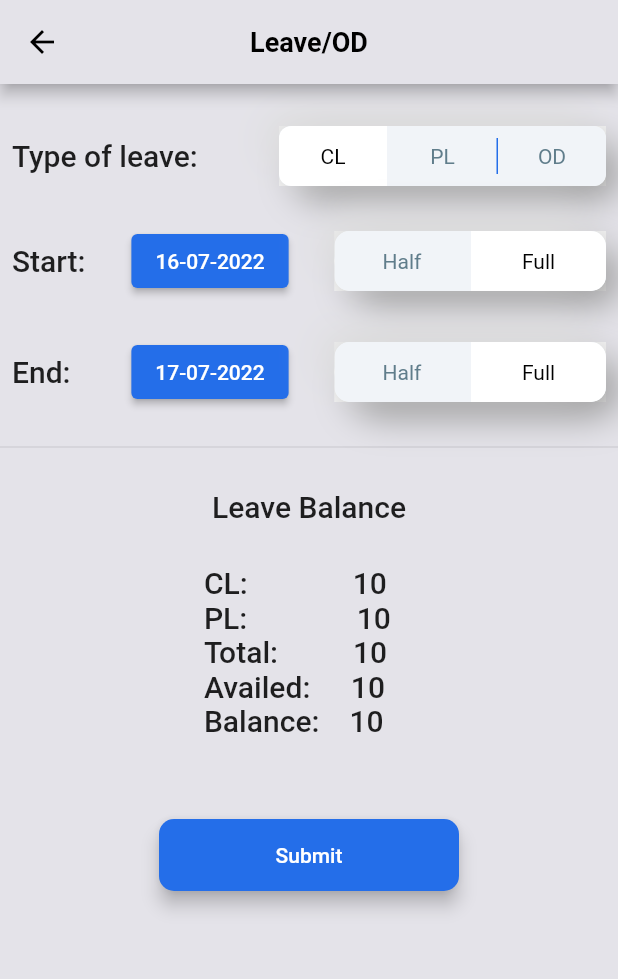
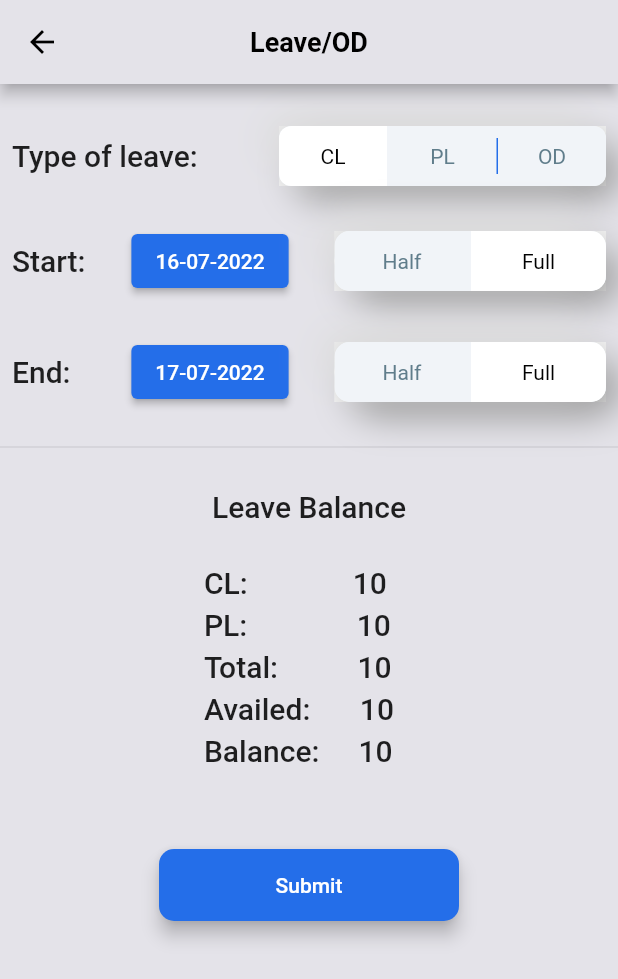
Before and after one commit to daadreyaa/rane-attendance-app, a Flutter app: the LeavePage screen opened by its route, on a phone screen of 412 x 824 dp. Shown: the top 979 px of the screen. Run offline on Flutter 3.47's test engine with Material 2 defaults, Android fonts, the phone set to English and light mode, and no system bars; drawn by our look-alikes of toggle_switch; our stand-ins replace auto_size_text, flutter_holo_date_picker, font_awesome_flutter, google_fonts, month_picker_dialog, percent_indicator; missing offline and left inert: horizontal_center_date_picker; network calls fail.

Commit message:
commit before pull

```diff
--- a/lib/screens/forgot_punch.dart
+++ b/lib/screens/forgot_punch.dart
@@ -25,7 +25,7 @@ class _ForgotPunchState extends State<ForgotPunch> {
   TimeOfDay? inTime = TimeOfDay.now();
   TimeOfDay? outTime = TimeOfDay.now();
 
-  String? description = '';
+  String? reason = '';
 
   @override
   Widget build(BuildContext context) {
@@ -128,7 +128,7 @@ class _ForgotPunchState extends State<ForgotPunch> {
             Padding(
               padding: const EdgeInsets.all(4.0),
               child: Text(
-                'Description',
+                'Reason',
                 textAlign: TextAlign.center,
                 style: kPrimaryText,
               ),
@@ -149,7 +149,7 @@ class _ForgotPunchState extends State<ForgotPunch> {
                   textStyle: const TextStyle(fontSize: 14.0),
                 ),
                 onChanged: (newText) {
-                  description = newText;
+                  reason = newText;
                 },
               ),
             ),
--- a/lib/screens/leave_screen.dart
+++ b/lib/screens/leave_screen.dart
@@ -264,7 +264,7 @@ class _LeavePageState extends State<LeavePage> {
                 ],
               ),
             ),
-            SizedBox(
+            const SizedBox(
               height: 10,
             ),
             const Divider(),
@@ -283,44 +283,56 @@ class _LeavePageState extends State<LeavePage> {
                   Row(
                     children: [
                       Text("CL:", style: kPrimaryText),
-                      SizedBox(
+                      const SizedBox(
                         width: 70,
                       ),
                       Text("10", style: kPrimaryText),
                     ],
                   ),
+                  const SizedBox(
+                    height: 5.0,
+                  ),
                   Row(
                     children: [
                       Text("PL:", style: kPrimaryText),
-                      SizedBox(
+                      const SizedBox(
                         width: 73,
                       ),
                       Text("10", style: kPrimaryText),
                     ],
                   ),
+                  const SizedBox(
+                    height: 5.0,
+                  ),
                   Row(
                     children: [
                       Text("Total:", style: kPrimaryText),
-                      SizedBox(
-                        width: 50,
+                      const SizedBox(
+                        width: 53,
                       ),
                       Text("10", style: kPrimaryText),
                     ],
                   ),
+                  const SizedBox(
+                    height: 5.0,
+                  ),
                   Row(
                     children: [
                       Text("Availed:", style: kPrimaryText),
-                      SizedBox(
-                        width: 27,
+                      const SizedBox(
+                        width: 33,
                       ),
                       Text("10", style: kPrimaryText),
                     ],
                   ),
+                  const SizedBox(
+                    height: 5.0,
+                  ),
                   Row(
                     children: [
                       Text("Balance:", style: kPrimaryText),
-                      SizedBox(
-                        width: 20,
+                      const SizedBox(
+                        width: 26,
                       ),
                       Text("10", style: kPrimaryText),
                     ],
--- a/lib/screens/overtime_details_screen.dart
+++ b/lib/screens/overtime_details_screen.dart
@@ -223,7 +223,7 @@ class ConfirmationModal extends StatelessWidget {
               const Padding(
                 padding: EdgeInsets.all(4.0),
                 child: Text(
-                  'Description',
+                  'Work Carried Out',
                   textAlign: TextAlign.center,
                   style: TextStyle(
                     color: kRoyaleBlue,
```
Also changed, not shown: lib/screens/attendance_screen.dart (+74 -33 lines).
